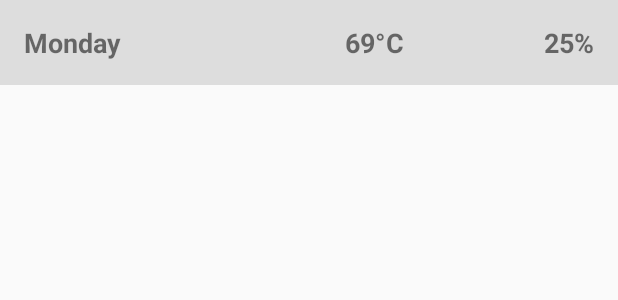
After one commit to ShellCore/KolorWeather, an Android app: the layout hourly_item.xml on its own in the app's theme, with its tools: preview values and no code run, on a phone screen of 412 x 824 dp. The commit adds this screen. Shown: the top 300 px of the screen. Run offline under Robolectric (Android 15) with nearby library versions, the phone set to English and light mode, and no system bars; network calls fail.

Commit message:
Implementación de lista de horas

```diff
--- /dev/null
+++ b/app/src/main/res/layout/hourly_item.xml
@@ -0,0 +1,37 @@
+<?xml version="1.0" encoding="utf-8"?>
+<LinearLayout xmlns:android="http://schemas.android.com/apk/res/android"
+    xmlns:tools="http://schemas.android.com/tools"
+    android:layout_width="match_parent"
+    android:layout_height="wrap_content"
+    android:orientation="horizontal"
+    android:padding="16dp"
+    tools:background="@color/colorBackground">
+
+    <TextView
+        android:id="@+id/txtHour"
+        style="@style/listItem"
+        android:layout_width="0dp"
+        android:layout_height="wrap_content"
+        android:layout_weight="1"
+        android:textAlignment="textStart"
+        tools:text="Monday" />
+
+    <TextView
+        android:id="@+id/txtHourTemp"
+        style="@style/listItem"
+        android:layout_width="0dp"
+        android:layout_height="wrap_content"
+        android:layout_weight="1"
+        android:textAlignment="textEnd"
+        tools:text="69°C" />
+
+    <TextView
+        android:id="@+id/txtHourPrecip"
+        style="@style/listItem"
+        android:layout_width="0dp"
+        android:layout_height="wrap_content"
+        android:layout_weight="1"
+        android:textAlignment="textEnd"
+        tools:text="25%" />
+
+</LinearLayout>
```
Also changed, not shown: app/src/main/java/com/shellcore/android/kolorweather/UI/HourlyWeatherActivity.kt (+14 -0 lines), app/src/main/java/com/shellcore/android/kolorweather/UI/MainActivity.kt (+7 -5 lines), app/src/main/java/com/shellcore/android/kolorweather/adapters/HourAdapter.kt (added, +62 -0 lines), app/src/main/java/com/shellcore/android/kolorweather/api/JsonParser.kt (+17 -0 lines), app/src/main/java/com/shellcore/android/kolorweather/models/Hour.kt (added, +46 -0 lines), app/src/main/res/layout/activity_hourly_weather.xml (+59 -0 lines), app/src/main/res/values/strings.xml (+14 -4 lines).
